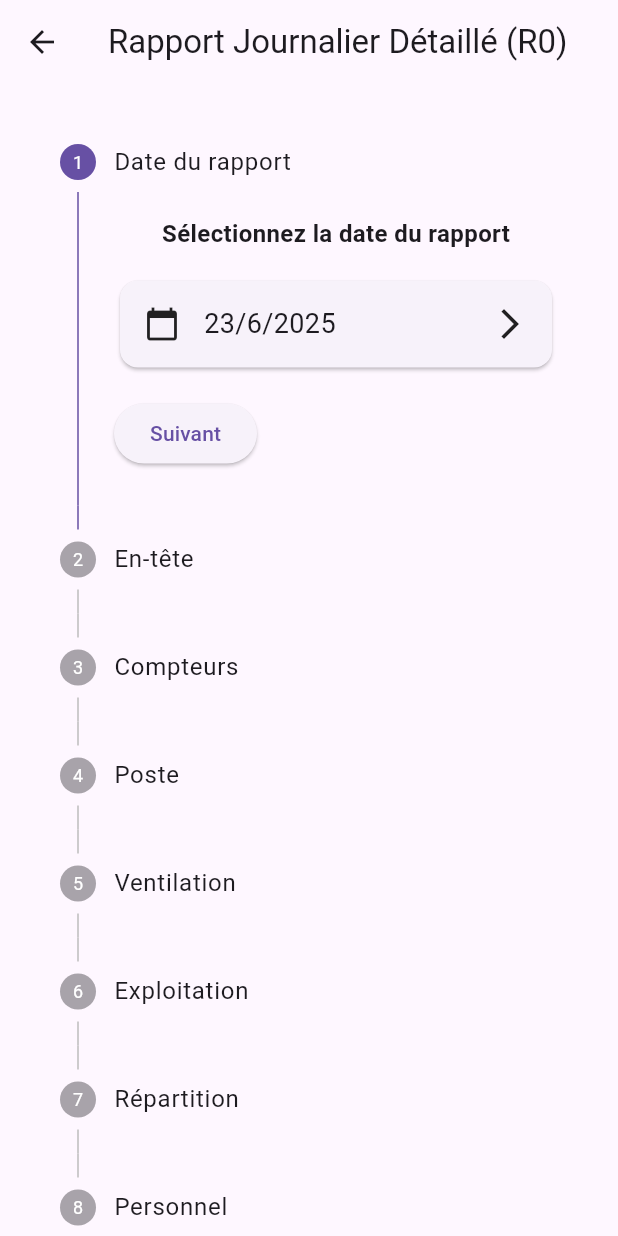
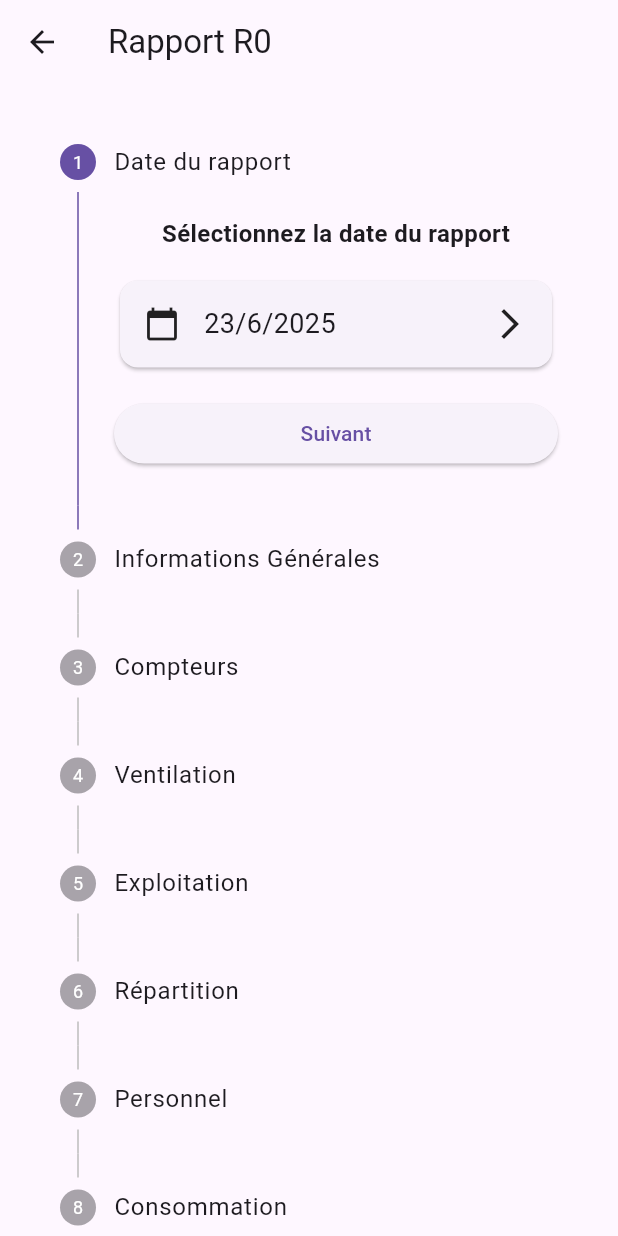
Before and after one commit to jamalabbay97/R0V0.0.1, a Flutter app: the R0Report screen opened directly, on a phone screen of 412 x 824 dp. Run offline on Flutter 3.47's test engine with Material 3 defaults, Android fonts, the phone set to English and light mode, and no system bars; our stand-ins replace shared_preferences, sqflite; accounts and stored records are empty.

Commit message:
modifier activity page

```diff
--- a/lib/screens/activity_report_screen.dart
+++ b/lib/screens/activity_report_screen.dart
@@ -285,7 +285,7 @@ class _ActivityReportScreenState extends State<ActivityReportScreen> {
       "${_selectedDate.month.toString().padLeft(2, '0')}/${_selectedDate.year}";
 
     return Scaffold(
-      appBar: AppBar(title: const Text("RAPPORT D'ACTIVITÉ TNR")),
+      appBar: AppBar(title: const Text("RAPPORT D'ACTIVITÉ TNB")),
       body: SingleChildScrollView(
         padding: const EdgeInsets.all(16),
         child: Column(
--- a/lib/screens/r0_report_screen.dart
+++ b/lib/screens/r0_report_screen.dart
@@ -44,7 +44,6 @@ class R0ReportFormData {
   String secteur = '';
   String rapportNo = '';
   String machineEngins = '';
-  String sa = '';
   String unite = '';
   List<IndexCompteurPoste> indexCompteurs = List.generate(3, (_) => IndexCompteurPoste());
   List<String> shifts = List.generate(3, (_) => '');
@@ -154,15 +153,6 @@ class R0ReportState extends State<R0Report> {
   // Ventilation codes and labels
   final List<VentilationItem> ventilationCodes = [
     VentilationItem(code: 121, label: "ARRET CARREAU INDUSTRIEL"),
-    VentilationItem(code: 122, label: "ARRET CARREAU MINE"),
-    VentilationItem(code: 123, label: "ARRET CARREAU MINEUR"),
-    VentilationItem(code: 124, label: "ARRET CARREAU MINEUR"),
-    VentilationItem(code: 125, label: "ARRET CARREAU MINEUR"),
-    VentilationItem(code: 126, label: "ARRET CARREAU MINEUR"),
-    VentilationItem(code: 127, label: "ARRET CARREAU MINEUR"),
-    VentilationItem(code: 128, label: "ARRET CARREAU MINEUR"),
-    VentilationItem(code: 129, label: "ARRET CARREAU MINEUR"),
-    VentilationItem(code: 130, label: "ARRET CARREAU MINEUR"),
   ];
 
   @override
@@ -278,25 +268,7 @@ class R0ReportState extends State<R0Report> {
               style: Theme.of(context).textTheme.titleLarge,
             ),
             const SizedBox(height: 16),
-            Row(
-              children: [
-                Expanded(
-                  child: TextFormField(
-                    decoration: const InputDecoration(
-                      labelText: 'Entrée',
-                      border: OutlineInputBorder(),
-                    ),
-                    initialValue: formData.entree,
-                    onChanged: (value) {
-                      setState(() {
-                        formData.entree = value;
-                      });
-                    },
-                  ),
-                ),
-                const SizedBox(width: 16),
-                Expanded(
-                  child: TextFormField(
+            TextFormField(
               decoration: const InputDecoration(
                 labelText: 'Secteur',
                 border: OutlineInputBorder(),
@@ -307,43 +279,6 @@ class R0ReportState extends State<R0Report> {
                   formData.secteur = value;
                 });
               },
-                  ),
-                ),
-              ],
-            ),
-            const SizedBox(height: 16),
-            Row(
-              children: [
-                Expanded(
-                  child: TextFormField(
-                    decoration: const InputDecoration(
-                      labelText: 'N° Rapport',
-                      border: OutlineInputBorder(),
-                    ),
-                    initialValue: formData.rapportNo,
-                    onChanged: (value) {
-                      setState(() {
-                        formData.rapportNo = value;
-                      });
-                    },
-                  ),
-                ),
-                const SizedBox(width: 16),
-                Expanded(
-                  child: TextFormField(
-                    decoration: const InputDecoration(
-                      labelText: 'S.A',
-                      border: OutlineInputBorder(),
-                    ),
-                    initialValue: formData.sa,
-                    onChanged: (value) {
-                      setState(() {
-                        formData.sa = value;
-                      });
-                    },
-                  ),
-                ),
-              ],
             ),
             const SizedBox(height: 16),
             DropdownButtonFormField<String>(
@@ -377,18 +312,23 @@ class R0ReportState extends State<R0Report> {
               },
             ),
             const SizedBox(height: 16),
-            TextFormField(
-              decoration: const InputDecoration(
-                labelText: 'Unité',
-                border: OutlineInputBorder(),
+            Text(
+              'Sélection du Poste',
+              style: Theme.of(context).textTheme.titleMedium,
             ),
-              initialValue: formData.unite,
+            const SizedBox(height: 8),
+            ...posteOrder.map((poste) {
+              return RadioListTile<String>(
+                title: Text('$poste Poste (${posteTimes[poste]})'),
+                value: poste,
+                groupValue: formData.selectedPoste,
                 onChanged: (value) {
                   setState(() {
-                  formData.unite = value;
+                    formData.selectedPoste = value!;
                   });
                 },
-            ),
+              );
+            }),
           ],
         ),
       ),
@@ -396,6 +336,9 @@ class R0ReportState extends State<R0Report> {
   }
 
   Widget _buildCompteurSection() {
+    // Get the index of the selected poste
+    final selectedPosteIndex = posteOrder.indexOf(formData.selectedPoste);
+
     return Card(
       child: Padding(
         padding: const EdgeInsets.all(16.0),
@@ -403,18 +346,12 @@ class R0ReportState extends State<R0Report> {
           crossAxisAlignment: CrossAxisAlignment.start,
           children: [
             Text(
-              'Index Compteur par Poste',
+              'Index Compteur - ${formData.selectedPoste} Poste',
               style: Theme.of(context).textTheme.titleLarge,
             ),
             const SizedBox(height: 16),
-            ...List.generate(3, (index) {
-              return Padding(
-                padding: const EdgeInsets.only(bottom: 16.0),
-                child: Column(
-                  crossAxisAlignment: CrossAxisAlignment.start,
-                  children: [
             Text(
-                      '${posteOrder[index]} Poste (${posteTimes[posteOrder[index]]})',
+              '${posteOrder[selectedPosteIndex]} Poste (${posteTimes[posteOrder[selectedPosteIndex]]})',
               style: Theme.of(context).textTheme.titleMedium,
             ),
             const SizedBox(height: 8),
@@ -428,10 +365,10 @@ class R0ReportState extends State<R0Report> {
                       suffixText: 'h',
                     ),
                     keyboardType: TextInputType.number,
-                            initialValue: formData.indexCompteurs[index].debut,
+                    initialValue: formData.indexCompteurs[selectedPosteIndex].debut,
                     onChanged: (value) {
                       setState(() {
-                                formData.indexCompteurs[index].debut = value;
+                        formData.indexCompteurs[selectedPosteIndex].debut = value;
                         _calculateHours();
                       });
                     },
@@ -446,10 +383,10 @@ class R0ReportState extends State<R0Report> {
                       suffixText: 'h',
                     ),
                     keyboardType: TextInputType.number,
-                            initialValue: formData.indexCompteurs[index].fin,
+                    initialValue: formData.indexCompteurs[selectedPosteIndex].fin,
                     onChanged: (value) {
                       setState(() {
-                                formData.indexCompteurs[index].fin = value;
+                        formData.indexCompteurs[selectedPosteIndex].fin = value;
                         _calculateHours();
                       });
                     },
@@ -458,8 +395,8 @@ class R0ReportState extends State<R0Report> {
               ],
             ),
             if (!_validateCompteurIndexes() &&
-                        (formData.indexCompteurs[index].debut.isNotEmpty ||
-                         formData.indexCompteurs[index].fin.isNotEmpty))
+                (formData.indexCompteurs[selectedPosteIndex].debut.isNotEmpty ||
+                 formData.indexCompteurs[selectedPosteIndex].fin.isNotEmpty))
               Padding(
                 padding: const EdgeInsets.only(top: 8.0),
                 child: Text(
@@ -470,40 +407,6 @@ class R0ReportState extends State<R0Report> {
                   ),
                 ),
               ),
-                  ],
-                ),
-              );
-            }),
-          ],
-        ),
-      ),
-    );
-  }
-
-  Widget _buildPosteSelection() {
-    return Card(
-      child: Padding(
-        padding: const EdgeInsets.all(16.0),
-        child: Column(
-          crossAxisAlignment: CrossAxisAlignment.start,
-          children: [
-            Text(
-              'Sélection du Poste',
-              style: Theme.of(context).textTheme.titleLarge,
-            ),
-            const SizedBox(height: 16),
-            ...posteOrder.map((poste) {
-              return RadioListTile<String>(
-                title: Text('$poste Poste (${posteTimes[poste]})'),
-                value: poste,
-                groupValue: formData.selectedPoste,
-                onChanged: (value) {
-                  setState(() {
-                    formData.selectedPoste = value!;
-                  });
-                },
-              );
-            }),
           ],
         ),
       ),
@@ -690,6 +593,9 @@ class R0ReportState extends State<R0Report> {
   }
 
   Widget _buildRepartitionSection() {
+    // Get the index of the selected poste
+    final selectedPosteIndex = posteOrder.indexOf(formData.selectedPoste);
+
     return Card(
       child: Padding(
         padding: const EdgeInsets.all(16.0),
@@ -697,18 +603,12 @@ class R0ReportState extends State<R0Report> {
           crossAxisAlignment: CrossAxisAlignment.start,
           children: [
             Text(
-              'Répartition du Temps de Travail Pur',
+              'Répartition du Temps de Travail Pur - ${formData.selectedPoste} Poste',
               style: Theme.of(context).textTheme.titleLarge,
             ),
             const SizedBox(height: 16),
-            ...List.generate(3, (index) {
-              return Padding(
-                padding: const EdgeInsets.only(bottom: 16.0),
-                child: Column(
-                  crossAxisAlignment: CrossAxisAlignment.start,
-                  children: [
             Text(
-                      '${posteOrder[index]} Poste',
+              '${posteOrder[selectedPosteIndex]} Poste',
               style: Theme.of(context).textTheme.titleMedium,
             ),
             const SizedBox(height: 8),
@@ -720,10 +620,10 @@ class R0ReportState extends State<R0Report> {
                       labelText: 'Chantier',
                       border: OutlineInputBorder(),
                     ),
-                            initialValue: formData.repartitionTravail[index].chantier,
+                    initialValue: formData.repartitionTravail[selectedPosteIndex].chantier,
                     onChanged: (value) {
                       setState(() {
-                                formData.repartitionTravail[index].chantier = value;
+                        formData.repartitionTravail[selectedPosteIndex].chantier = value;
                       });
                     },
                   ),
@@ -735,10 +635,10 @@ class R0ReportState extends State<R0Report> {
                       labelText: 'Temps',
                       border: OutlineInputBorder(),
                     ),
-                            initialValue: formData.repartitionTravail[index].temps,
+                    initialValue: formData.repartitionTravail[selectedPosteIndex].temps,
                     onChanged: (value) {
                       setState(() {
-                                formData.repartitionTravail[index].temps = value;
+                        formData.repartitionTravail[selectedPosteIndex].temps = value;
                       });
                     },
                   ),
@@ -750,20 +650,16 @@ class R0ReportState extends State<R0Report> {
                       labelText: 'Imputation',
                       border: OutlineInputBorder(),
                     ),
-                            initialValue: formData.repartitionTravail[index].imputation,
+                    initialValue: formData.repartitionTravail[selectedPosteIndex].imputation,
                     onChanged: (value) {
                       setState(() {
-                                formData.repartitionTravail[index].imputation = value;
+                        formData.repartitionTravail[selectedPosteIndex].imputation = value;
                       });
                     },
                   ),
                 ),
               ],
             ),
-                  ],
-                ),
-              );
-            }),
           ],
         ),
       ),
@@ -1061,7 +957,6 @@ class R0ReportState extends State<R0Report> {
       'secteur': formData.secteur,
       'rapportNo': formData.rapportNo,
       'machineEngins': formData.machineEngins,
-      'sa': formData.sa,
       'unite': formData.unite,
       'indexCompteurs': formData.indexCompteurs.map((ic) => {
         'debut': ic.debut,
@@ -1099,7 +994,7 @@ class R0ReportState extends State<R0Report> {
   Widget build(BuildContext context) {
     return Scaffold(
       appBar: AppBar(
-        title: const Text("Rapport Journalier Détaillé (R0)"),
+        title: const Text("Rapport R0"),
         actions: [
           if (_isLoading)
             const Padding(
@@ -1112,8 +1007,10 @@ class R0ReportState extends State<R0Report> {
             ),
         ],
       ),
-      body: SingleChildScrollView(
+      body: SafeArea(
+        child: SingleChildScrollView(
         padding: const EdgeInsets.all(16),
+          physics: const AlwaysScrollableScrollPhysics(),
         child: Form(
           key: _formKey,
           child: Column(
@@ -1121,7 +1018,7 @@ class R0ReportState extends State<R0Report> {
               Stepper(
                 currentStep: _currentStep,
                 onStepContinue: () {
-                  if (_currentStep < 6) {
+                    if (_currentStep < 8) {
                     setState(() {
                       _currentStep += 1;
                     });
@@ -1140,15 +1037,19 @@ class R0ReportState extends State<R0Report> {
                     child: Row(
                       children: [
                         if (_currentStep > 0)
-                          OutlinedButton(
+                            Expanded(
+                              child: OutlinedButton(
                             onPressed: details.onStepCancel,
                             child: const Text('Précédent'),
                               ),
+                          ),
                         if (_currentStep > 0)
                           const SizedBox(width: 8),
-                        ElevatedButton(
+                          Expanded(
+                            child: ElevatedButton(
                           onPressed: details.onStepContinue,
-                          child: Text(_currentStep == 6 ? 'Terminer' : 'Suivant'),
+                              child: Text(_currentStep == 8 ? 'Terminer' : 'Suivant'),
+                            ),
                         ),
                       ],
                     ),
@@ -1157,9 +1058,7 @@ class R0ReportState extends State<R0Report> {
                 steps: [
                   Step(
                 title: const Text('Date du rapport'),
-                    content: SingleChildScrollView(
-                      physics: const NeverScrollableScrollPhysics(),
-                      child: Column(
+                      content: Column(
                     children: [
                       const Text(
                         'Sélectionnez la date du rapport',
@@ -1201,12 +1100,11 @@ class R0ReportState extends State<R0Report> {
                       ),
                     ],
                 ),
-                    ),
                 isActive: _currentStep >= 0,
                     state: _currentStep > 0 ? StepState.complete : StepState.indexed,
                   ),
                   Step(
-                    title: const Text('En-tête'),
+                      title: const Text('Informations Générales'),
                       content: _buildHeaderSection(),
                     isActive: _currentStep >= 1,
                     state: _currentStep > 1 ? StepState.complete : StepState.indexed,
@@ -1218,50 +1116,44 @@ class R0ReportState extends State<R0Report> {
                     state: _currentStep > 2 ? StepState.complete : StepState.indexed,
                   ),
                     Step(
-                    title: const Text('Poste'),
-                    content: _buildPosteSelection(),
+                      title: const Text('Ventilation'),
+                      content: _buildVentilationSection(),
                       isActive: _currentStep >= 3,
                       state: _currentStep > 3 ? StepState.complete : StepState.indexed,
                     ),
                     Step(
-                    title: const Text('Ventilation'),
-                    content: _buildVentilationSection(),
+                      title: const Text('Exploitation'),
+                      content: _buildExploitationSection(),
                       isActive: _currentStep >= 4,
                       state: _currentStep > 4 ? StepState.complete : StepState.indexed,
                     ),
                     Step(
-                    title: const Text('Exploitation'),
-                    content: _buildExploitationSection(),
+                      title: const Text('Répartition'),
+                      content: _buildRepartitionSection(),
                       isActive: _currentStep >= 5,
                       state: _currentStep > 5 ? StepState.complete : StepState.indexed,
                     ),
                     Step(
-                    title: const Text('Répartition'),
-                    content: _buildRepartitionSection(),
+                      title: const Text('Personnel'),
+                      content: _buildPersonnelSection(),
                       isActive: _currentStep >= 6,
                       state: _currentStep > 6 ? StepState.complete : StepState.indexed,
                     ),
                     Step(
-                    title: const Text('Personnel'),
-                    content: _buildPersonnelSection(),
+                      title: const Text('Consommation'),
+                      content: _buildConsommationSection(),
                       isActive: _currentStep >= 7,
                       state: _currentStep > 7 ? StepState.complete : StepState.indexed,
                     ),
                   Step(
-                    title: const Text('Consommation'),
-                    content: _buildConsommationSection(),
+                    title: const Text('Vérification'),
+                      content: _buildVerificationSection(),
                       isActive: _currentStep >= 8,
                       state: _currentStep > 8 ? StepState.complete : StepState.indexed,
                     ),
-                  Step(
-                    title: const Text('Vérification'),
-                    content: _buildVerificationSection(),
-                    isActive: _currentStep >= 9,
-                    state: _currentStep > 9 ? StepState.complete : StepState.indexed,
-                  ),
                   ],
                 ),
-              if (_currentStep == 9) ...[
+                if (_currentStep == 8) ...[
                   const SizedBox(height: 24),
                   Row(
                     children: [
@@ -1285,6 +1177,7 @@ class R0ReportState extends State<R0Report> {
             ),
           ),
         ),
+      ),
     );
   }
 }
```
Lines whose indentation alone changed are shown as unchanged.
